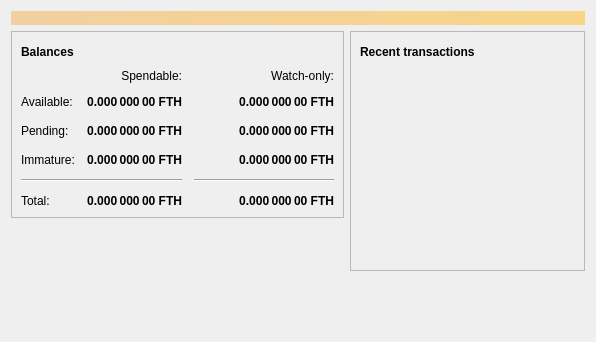
The window that src/qt/forms/overviewpage.ui (srgtcauliflour/Strayacoin-Lyra2REv2) describes before a commit, drawn with Qt 5.
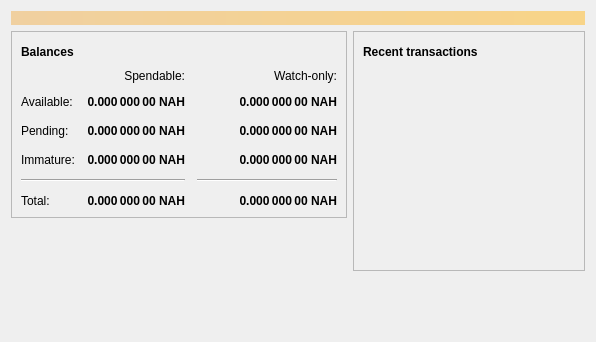
The same window after the commit. Icons and pictures are not drawn.

```diff
--- a/src/qt/forms/overviewpage.ui
+++ b/src/qt/forms/overviewpage.ui
@@ -129,7 +129,7 @@
                <string>Unconfirmed transactions to watch-only addresses</string>
               </property>
               <property name="text">
-               <string notr="true">0.000 000 00 FTH</string>
+               <string notr="true">0.000 000 00 NAH</string>
               </property>
               <property name="alignment">
                <set>Qt::AlignRight|Qt::AlignTrailing|Qt::AlignVCenter</set>
@@ -154,7 +154,7 @@
                <string>Total of transactions that have yet to be confirmed, and do not yet count toward the spendable balance</string>
               </property>
               <property name="text">
-               <string notr="true">0.000 000 00 FTH</string>
+               <string notr="true">0.000 000 00 NAH</string>
               </property>
               <property name="alignment">
                <set>Qt::AlignRight|Qt::AlignTrailing|Qt::AlignVCenter</set>
@@ -179,7 +179,7 @@
                <string>Mined balance in watch-only addresses that has not yet matured</string>
               </property>
               <property name="text">
-               <string notr="true">0.000 000 00 FTH</string>
+               <string notr="true">0.000 000 00 NAH</string>
               </property>
               <property name="alignment">
                <set>Qt::AlignRight|Qt::AlignTrailing|Qt::AlignVCenter</set>
@@ -237,7 +237,7 @@
                <string>Mined balance that has not yet matured</string>
               </property>
               <property name="text">
-               <string notr="true">0.000 000 00 FTH</string>
+               <string notr="true">0.000 000 00 NAH</string>
               </property>
               <property name="alignment">
                <set>Qt::AlignRight|Qt::AlignTrailing|Qt::AlignVCenter</set>
@@ -282,7 +282,7 @@
                <string>Your current total balance</string>
               </property>
               <property name="text">
-               <string notr="true">0.000 000 00 FTH</string>
+               <string notr="true">0.000 000 00 NAH</string>
               </property>
               <property name="alignment">
                <set>Qt::AlignRight|Qt::AlignTrailing|Qt::AlignVCenter</set>
@@ -307,7 +307,7 @@
                <string>Current total balance in watch-only addresses</string>
               </property>
               <property name="text">
-               <string notr="true">0.000 000 00 FTH</string>
+               <string notr="true">0.000 000 00 NAH</string>
               </property>
               <property name="alignment">
                <set>Qt::AlignRight|Qt::AlignTrailing|Qt::AlignVCenter</set>
@@ -349,7 +349,7 @@
                <string>Your current spendable balance</string>
               </property>
               <property name="text">
-               <string notr="true">0.000 000 00 FTH</string>
+               <string notr="true">0.000 000 00 NAH</string>
               </property>
               <property name="alignment">
                <set>Qt::AlignRight|Qt::AlignTrailing|Qt::AlignVCenter</set>
@@ -374,7 +374,7 @@
                <string>Your current balance in watch-only addresses</string>
               </property>
               <property name="text">
-               <string notr="true">0.000 000 00 FTH</string>
+               <string notr="true">0.000 000 00 NAH</string>
               </property>
               <property name="alignment">
                <set>Qt::AlignRight|Qt::AlignTrailing|Qt::AlignVCenter</set>
```
